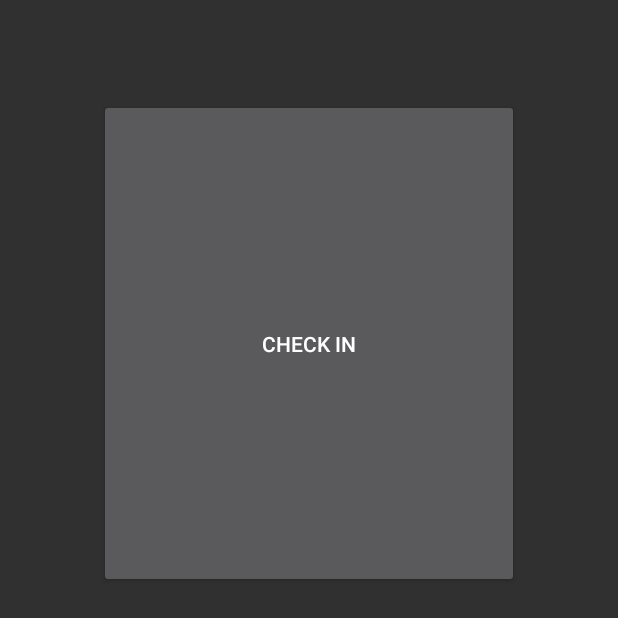
After one commit to sharathp/symptom_management, an Android app: the PatientActivity screen opened directly, with no data from a screen before it, on a phone screen of 412 x 824 dp. The commit adds this screen. Shown: the top 618 px of the screen. Run offline under Robolectric (Android 15) with nearby library versions, the light colour scheme and no system bars.

Commit message:
added patient main activity

```diff
--- a/app/src/main/AndroidManifest.xml
+++ b/app/src/main/AndroidManifest.xml
@@ -24,6 +24,10 @@
                 <category android:name="android.intent.category.LAUNCHER" />
             </intent-filter>
         </activity>
+        <activity
+            android:name="com.sharathp.symptom_management.PatientActivity"
+            android:label="@string/title_activity_patient" >
+        </activity>
     </application>
 
 </manifest>
--- /dev/null
+++ b/app/src/main/java/com/sharathp/symptom_management/PatientActivity.java
@@ -0,0 +1,66 @@
+package com.sharathp.symptom_management;
+
+import android.app.Activity;
+import android.app.ActionBar;
+import android.app.Fragment;
+import android.os.Bundle;
+import android.view.LayoutInflater;
+import android.view.Menu;
+import android.view.MenuItem;
+import android.view.View;
+import android.view.ViewGroup;
+import android.os.Build;
+
+
+public class PatientActivity extends Activity {
+
+    @Override
+    protected void onCreate(Bundle savedInstanceState) {
+        super.onCreate(savedInstanceState);
+        setContentView(R.layout.activity_patient);
+        if (savedInstanceState == null) {
+            getFragmentManager().beginTransaction()
+                    .add(R.id.container, new PlaceholderFragment())
+                    .commit();
+        }
+    }
+
+
+    @Override
+    public boolean onCreateOptionsMenu(Menu menu) {
+        // Inflate the menu; this adds items to the action bar if it is present.
+        getMenuInflater().inflate(R.menu.menu_patient, menu);
+        return true;
+    }
+
+    @Override
+    public boolean onOptionsItemSelected(MenuItem item) {
+        // Handle action bar item clicks here. The action bar will
+        // automatically handle clicks on the Home/Up button, so long
+        // as you specify a parent activity in AndroidManifest.xml.
+        int id = item.getItemId();
+
+        //noinspection SimplifiableIfStatement
+        if (id == R.id.action_settings) {
+            return true;
+        }
+
+        return super.onOptionsItemSelected(item);
+    }
+
+    /**
+     * A placeholder fragment containing a simple view.
+     */
+    public static class PlaceholderFragment extends Fragment {
+
+        public PlaceholderFragment() {
+        }
+
+        @Override
+        public View onCreateView(LayoutInflater inflater, ViewGroup container,
+                                 Bundle savedInstanceState) {
+            View rootView = inflater.inflate(R.layout.fragment_patient, container, false);
+            return rootView;
+        }
+    }
+}
--- /dev/null
+++ b/app/src/main/res/layout/activity_patient.xml
@@ -0,0 +1,4 @@
+<FrameLayout xmlns:android="http://schemas.android.com/apk/res/android"
+    xmlns:tools="http://schemas.android.com/tools" android:id="@+id/container"
+    android:layout_width="match_parent" android:layout_height="match_parent"
+    tools:context="com.sharathp.symptom_management.PatientActivity" tools:ignore="MergeRootFrame" />
--- /dev/null
+++ b/app/src/main/res/layout/fragment_patient.xml
@@ -0,0 +1,31 @@
+<LinearLayout xmlns:android="http://schemas.android.com/apk/res/android"
+    xmlns:bootstrapbutton="http://schemas.android.com/apk/res-auto"
+    xmlns:fontawesometext="http://schemas.android.com/apk/res-auto"
+    xmlns:tools="http://schemas.android.com/tools"
+    android:layout_width="match_parent"
+    android:layout_height="match_parent"
+    android:paddingLeft="@dimen/activity_horizontal_margin"
+    android:paddingRight="@dimen/activity_horizontal_margin"
+    android:paddingTop="@dimen/activity_vertical_margin"
+    android:paddingBottom="@dimen/activity_vertical_margin"
+    android:orientation="vertical" >
+
+
+    <Button
+        android:layout_width="fill_parent"
+        android:layout_height="0dp"
+        android:layout_weight="1"
+        android:text="@string/patient_checkin_text"
+        android:id="@+id/patient_checkin_button"
+        android:layout_gravity="center_horizontal"
+        android:layout_margin="50dp"/>
+
+    <ListView
+        android:layout_width="fill_parent"
+        android:layout_height="0dp"
+        android:id="@+id/patient_upcoming_checkin_list"
+        android:layout_weight="1"
+        android:layout_gravity="center_horizontal"
+        android:layout_margin="20dp"/>
+
+</LinearLayout>
--- /dev/null
+++ b/app/src/main/res/layout/upcoming_reminder_header.xml
@@ -0,0 +1,5 @@
+<?xml version="1.0" encoding="utf-8"?>
+<RelativeLayout xmlns:android="http://schemas.android.com/apk/res/android"
+    android:layout_width="match_parent" android:layout_height="match_parent">
+
+</RelativeLayout>
--- /dev/null
+++ b/app/src/main/res/menu/menu_patient.xml
@@ -0,0 +1,6 @@
+<menu xmlns:android="http://schemas.android.com/apk/res/android"
+    xmlns:tools="http://schemas.android.com/tools"
+    tools:context="com.sharathp.symptom_management.PatientActivity">
+    <item android:id="@+id/action_settings" android:title="@string/action_settings"
+        android:orderInCategory="100" android:showAsAction="never" />
+</menu>
--- a/app/src/main/res/values/strings.xml
+++ b/app/src/main/res/values/strings.xml
@@ -4,5 +4,7 @@
     <string name="app_name">Symptom_Management</string>
     <string name="hello_world">Hello world!</string>
     <string name="action_settings">Settings</string>
+    <string name="title_activity_patient">PatientActivity</string>
+    <string name="patient_checkin_text">Check In</string>
 
 </resources>
```
